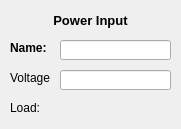
Old version of the form source_node.ui in the repository davarabinovich/power_tree_solver.
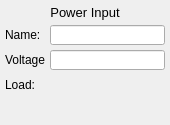
New version of the form.

Patch:
```diff
--- a/source_node.ui
+++ b/source_node.ui
@@ -6,8 +6,8 @@
    <rect>
     <x>0</x>
     <y>0</y>
-    <width>181</width>
-    <height>129</height>
+    <width>170</width>
+    <height>125</height>
    </rect>
   </property>
   <property name="windowTitle">
@@ -16,9 +16,9 @@
   <widget class="QLineEdit" name="valueLineEdit">
    <property name="geometry">
     <rect>
-     <x>60</x>
-     <y>70</y>
-     <width>111</width>
+     <x>50</x>
+     <y>50</y>
+     <width>115</width>
      <height>20</height>
     </rect>
    </property>
@@ -26,10 +26,10 @@
   <widget class="QLabel" name="valueLabel">
    <property name="geometry">
     <rect>
-     <x>10</x>
-     <y>70</y>
-     <width>41</width>
-     <height>16</height>
+     <x>5</x>
+     <y>50</y>
+     <width>40</width>
+     <height>20</height>
     </rect>
    </property>
    <property name="text">
@@ -39,10 +39,10 @@
   <widget class="QLabel" name="loadLabel">
    <property name="geometry">
     <rect>
-     <x>10</x>
-     <y>100</y>
-     <width>41</width>
-     <height>16</height>
+     <x>5</x>
+     <y>75</y>
+     <width>40</width>
+     <height>20</height>
     </rect>
    </property>
    <property name="text">
@@ -52,10 +52,10 @@
   <widget class="QLabel" name="loadValueLabel">
    <property name="geometry">
     <rect>
-     <x>60</x>
-     <y>70</y>
-     <width>111</width>
-     <height>16</height>
+     <x>50</x>
+     <y>75</y>
+     <width>115</width>
+     <height>20</height>
     </rect>
    </property>
    <property name="font">
@@ -71,17 +71,17 @@
   <widget class="QLabel" name="nodeTypeLabel">
    <property name="geometry">
     <rect>
-     <x>10</x>
-     <y>10</y>
-     <width>161</width>
-     <height>20</height>
+     <x>5</x>
+     <y>5</y>
+     <width>160</width>
+     <height>15</height>
     </rect>
    </property>
    <property name="font">
     <font>
      <pointsize>10</pointsize>
-     <weight>75</weight>
-     <bold>true</bold>
+     <weight>50</weight>
+     <bold>false</bold>
     </font>
    </property>
    <property name="text">
@@ -94,17 +94,17 @@
   <widget class="QLabel" name="nameLabel">
    <property name="geometry">
     <rect>
-     <x>10</x>
-     <y>40</y>
-     <width>41</width>
-     <height>16</height>
+     <x>5</x>
+     <y>25</y>
+     <width>40</width>
+     <height>20</height>
     </rect>
    </property>
    <property name="font">
     <font>
      <pointsize>9</pointsize>
-     <weight>75</weight>
-     <bold>true</bold>
+     <weight>50</weight>
+     <bold>false</bold>
     </font>
    </property>
    <property name="text">
@@ -114,9 +114,9 @@
   <widget class="QLineEdit" name="nameLineEdit">
    <property name="geometry">
     <rect>
-     <x>60</x>
-     <y>40</y>
-     <width>111</width>
+     <x>50</x>
+     <y>25</y>
+     <width>115</width>
      <height>20</height>
     </rect>
    </property>
```
